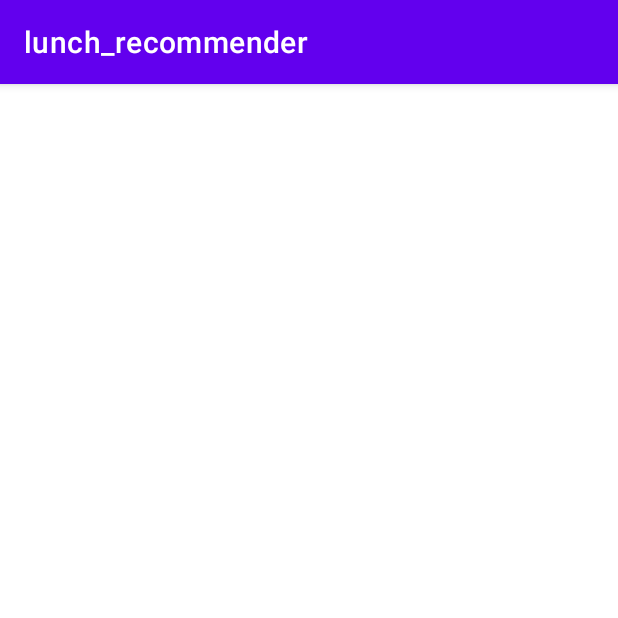
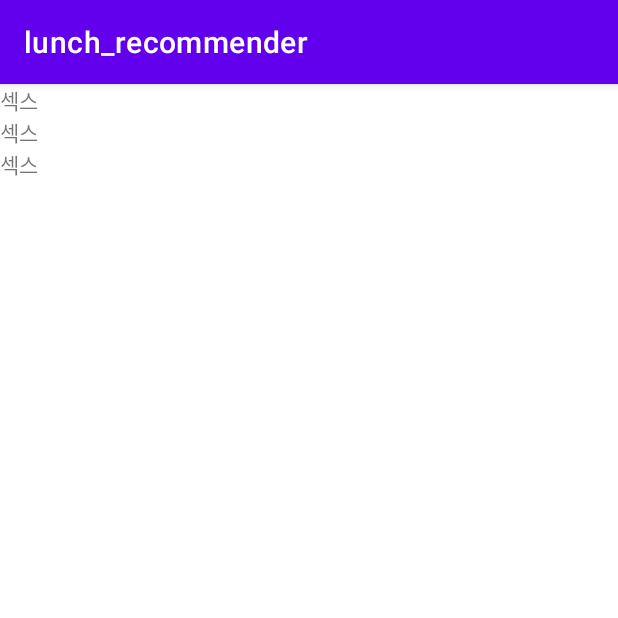
Before and after one commit to audwls239/lunch_recommender, an Android app: the screen it shows after launch (WheelScreen before the commit, slotMachineScreen after it), after a tap on "화면 전환", on a phone screen of 412 x 824 dp, the top half of it. Run offline under Robolectric (Android 15) with nearby library versions, the phone set to English and light mode, and no system bars.

Commit message:
restaurant screen implement complete

```diff
--- a/app/src/main/AndroidManifest.xml
+++ b/app/src/main/AndroidManifest.xml
@@ -22,7 +22,7 @@
         </activity>
         <activity android:name=".MainActivity">
         </activity>
-        <activity android:name=".WheelScreen">
+        <activity android:name=".slotMachineScreen">
         </activity>
         <activity android:name=".foodExplanation">
         </activity>
--- a/app/src/main/java/com/example/lunch_recommender/MainActivity.java
+++ b/app/src/main/java/com/example/lunch_recommender/MainActivity.java
@@ -4,7 +4,6 @@ import android.content.Intent;
 import android.database.Cursor;
 import android.database.sqlite.SQLiteDatabase;
 import android.os.Bundle;
-import android.view.View;
 import android.widget.Button;
 import android.widget.LinearLayout;
 
@@ -14,7 +13,7 @@ import java.util.ArrayList;
 import java.util.List;
 
 public class MainActivity extends AppCompatActivity {
-    List<dbData> foodList = new ArrayList<dbData>();
+    static final List<String[]> foodList = new ArrayList<>();
 
     @Override
     protected void onCreate(Bundle savedInstanceState) {
@@ -26,11 +25,10 @@ public class MainActivity extends AppCompatActivity {
 
 //      돌림판 화면 클릭 리스너 설정
         Button screenChangeBtn = (Button) findViewById(R.id.screenChangeBtn);
-        screenChangeBtn.setOnClickListener(new View.OnClickListener() {
-            public void onClick(View v) {
-                Intent intent = new Intent(MainActivity.this, WheelScreen.class);
+        screenChangeBtn.setOnClickListener(v -> {
+            Intent intent = new Intent(MainActivity.this, slotMachineScreen.class);
+
             startActivity(intent);
-            }
         });
     }
 
@@ -45,11 +43,12 @@ public class MainActivity extends AppCompatActivity {
 
         // 데이터 자료형으로 변환
         while (cursor.moveToNext()) {
-            dbData tmp = new dbData(
+            String[] tmp = new String[]{
                 cursor.getString(0),
                 cursor.getString(1),
                 cursor.getString(2),
-                    cursor.getString(3));
+                cursor.getString(3)
+            };
             foodList.add(tmp);
         }
 
@@ -60,15 +59,13 @@ public class MainActivity extends AppCompatActivity {
         for (int i = 0; i < foodList.size(); i++) {
             menuButton btn = new menuButton(this, foodList.get(i));
             btn.setText(btn.showName);
-            btn.setOnClickListener(new View.OnClickListener() {
-                @Override
-                public void onClick(View v) {
+            btn.setOnClickListener(v -> {
                 Intent intent = new Intent(MainActivity.this, foodExplanation.class);
 
                 intent.putExtra("name", btn.name);
+                intent.putExtra("showName", btn.showName);
                 intent.putExtra("explain", btn.explain);
                 startActivity(intent);
-                }
             });
             listLayout.addView(btn);
         }
--- a/app/src/main/java/com/example/lunch_recommender/StartScreen.java
+++ b/app/src/main/java/com/example/lunch_recommender/StartScreen.java
@@ -16,15 +16,12 @@ public class StartScreen extends AppCompatActivity {
 
         // 3초 후 화면 전환
         Handler handler = new Handler();
-        handler.postDelayed(new Runnable() {
-            @Override
-            public void run() {
-                Intent intent = new Intent(StartScreen.this, MainActivity.class);
-                startActivity(intent);
+        handler.postDelayed(() -> {
+            Intent intent = new Intent(StartScreen.this, MainActivity.class);
+            startActivity(intent);
 
-                finish();
-                Log.i("console.log","로딩 화면 종료");
-            }
+            finish();
+            Log.i("console.log","로딩 화면 종료");
         }, 500);
     }
 }
--- a/app/src/main/java/com/example/lunch_recommender/WheelScreen.java
+++ /dev/null
@@ -1,19 +0,0 @@
-package com.example.lunch_recommender;
-
-import android.os.Bundle;
-import android.os.CountDownTimer;
-import android.view.View;
-import android.widget.Button;
-import android.widget.ImageView;
-
-import androidx.appcompat.app.AppCompatActivity;
-
-import java.util.Random;
-
-public class WheelScreen extends AppCompatActivity {
-    @Override
-    protected void onCreate(Bundle savedInstanceState) {
-        super.onCreate(savedInstanceState);
-        setContentView(R.layout.wheel_screen);
-    }
-}
--- a/app/src/main/java/com/example/lunch_recommender/dbData.java
+++ /dev/null
@@ -1,15 +0,0 @@
-package com.example.lunch_recommender;
-
-public class dbData {
-    String name;
-    String showName;
-    String explain;
-    String src;
-
-    public dbData(String name, String showName, String src, String explain) {
-        this.name = name;
-        this.showName = showName;
-        this.src = src;
-        this.explain = explain;
-    }
-}
--- a/app/src/main/java/com/example/lunch_recommender/menuButton.java
+++ b/app/src/main/java/com/example/lunch_recommender/menuButton.java
@@ -5,16 +5,16 @@ import android.content.Context;
 import androidx.annotation.NonNull;
 
 public class menuButton extends androidx.appcompat.widget.AppCompatButton {
-    String name = "";
-    String showName = "";
-    String explain = "";
+    String name;
+    String showName;
+    String explain;
 
 
-    public menuButton(@NonNull Context context, dbData dbdata) {
+    public menuButton(@NonNull Context context, String[] list) {
         super(context);
 
-        this.name = dbdata.name;
-        this.showName = dbdata.showName;
-        this.explain = dbdata.explain;
+        this.name = list[0];
+        this.showName = list[1];
+        this.explain = list[3];
     }
 }
--- a/app/src/main/java/com/example/lunch_recommender/myDBHelper.java
+++ b/app/src/main/java/com/example/lunch_recommender/myDBHelper.java
@@ -3,7 +3,7 @@ package com.example.lunch_recommender;
 import android.content.Context;
 import android.database.sqlite.SQLiteDatabase;
 import android.database.sqlite.SQLiteOpenHelper;
-import android.util.Log;
+
 import java.io.File;
 import java.io.FileOutputStream;
 import java.io.IOException;
@@ -13,7 +13,7 @@ import java.io.OutputStream;
 public class myDBHelper extends SQLiteOpenHelper {
     private static String DB_NAME = "";
     private static String DB_PATH = "";
-    private Context mContext;
+    private final Context mContext;
 
     public myDBHelper(Context context, String DB_NAME) {
         super(context, DB_NAME, null, 1);
--- /dev/null
+++ b/app/src/main/java/com/example/lunch_recommender/slotMachine.java
@@ -0,0 +1,39 @@
+package com.example.lunch_recommender;
+
+import android.content.Context;
+import android.widget.FrameLayout;
+import android.widget.LinearLayout;
+import android.widget.TextView;
+
+import androidx.annotation.NonNull;
+
+import java.util.List;
+
+public class slotMachine extends LinearLayout {
+    private List<String> list;
+
+    private TextView topText;
+    private TextView midText;
+    private TextView botText;
+
+    public slotMachine(@NonNull Context context, List list) {
+        super(context);
+
+        setOrientation(VERTICAL);
+
+        this.list = list;
+
+        topText = new TextView(context);
+        midText = new TextView(context);
+        botText = new TextView(context);
+
+        topText.setText("섹스");
+        midText.setText("섹스");
+        botText.setText("섹스");
+
+        super.addView(this.topText);
+        super.addView(this.midText);
+        super.addView(this.botText);
+
+    }
+}
--- /dev/null
+++ b/app/src/main/java/com/example/lunch_recommender/slotMachineScreen.java
@@ -0,0 +1,21 @@
+package com.example.lunch_recommender;
+
+import android.os.Bundle;
+import androidx.appcompat.app.AppCompatActivity;
+import androidx.constraintlayout.widget.ConstraintLayout;
+
+
+public class slotMachineScreen extends AppCompatActivity {
+    slotMachine slotMachine;
+
+    @Override
+    protected void onCreate(Bundle savedInstanceState) {
+        super.onCreate(savedInstanceState);
+        setContentView(R.layout.slot_screen);
+
+        slotMachine = new slotMachine(this, MainActivity.foodList);
+
+        ConstraintLayout tmp = findViewById(R.id.main);
+        tmp.addView(slotMachine);
+    }
+}
--- a/app/src/main/res/layout/activity_main.xml
+++ b/app/src/main/res/layout/activity_main.xml
@@ -1,6 +1,5 @@
 <?xml version="1.0" encoding="utf-8"?>
 <androidx.constraintlayout.widget.ConstraintLayout xmlns:android="http://schemas.android.com/apk/res/android"
-    xmlns:app="http://schemas.android.com/apk/res-auto"
     xmlns:tools="http://schemas.android.com/tools"
     android:layout_width="match_parent"
     android:layout_height="match_parent"
@@ -30,4 +29,5 @@
             android:orientation="vertical" />
 
     </LinearLayout>
+
 </androidx.constraintlayout.widget.ConstraintLayout>
--- a/app/src/main/res/layout/wheel_screen.xml
+++ b/app/src/main/res/layout/slot_screen.xml
@@ -1,7 +1,6 @@
 <?xml version="1.0" encoding="utf-8"?>
-<androidx.constraintlayout.widget.ConstraintLayout
-    xmlns:android="http://schemas.android.com/apk/res/android"
-    xmlns:app="http://schemas.android.com/apk/res-auto"
+<androidx.constraintlayout.widget.ConstraintLayout xmlns:android="http://schemas.android.com/apk/res/android"
+    android:id="@+id/main"
     android:layout_width="match_parent"
     android:layout_height="match_parent">
 
--- a/app/src/main/res/layout/start_screen.xml
+++ b/app/src/main/res/layout/start_screen.xml
@@ -13,5 +13,6 @@
         app:srcCompat="@drawable/banner"
         tools:layout_editor_absoluteX="0dp"
         tools:layout_editor_absoluteY="0dp"
-        tools:ignore="MissingConstraints" />
+        tools:ignore="MissingConstraints"
+        android:contentDescription="TODO" />
 </androidx.constraintlayout.widget.ConstraintLayout>
```
Also changed, not shown: app/src/main/java/com/example/lunch_recommender/foodExplanation.java (+44 -20 lines), app/src/main/java/com/example/lunch_recommender/restaurantDB.java (added, +13 -0 lines), app/src/main/res/layout/food_explanation.xml (+13 -8 lines), app/src/main/assets/foodList.db, app/src/main/assets/restaurantList.db (added). Lines whose indentation alone changed are shown as unchanged.
